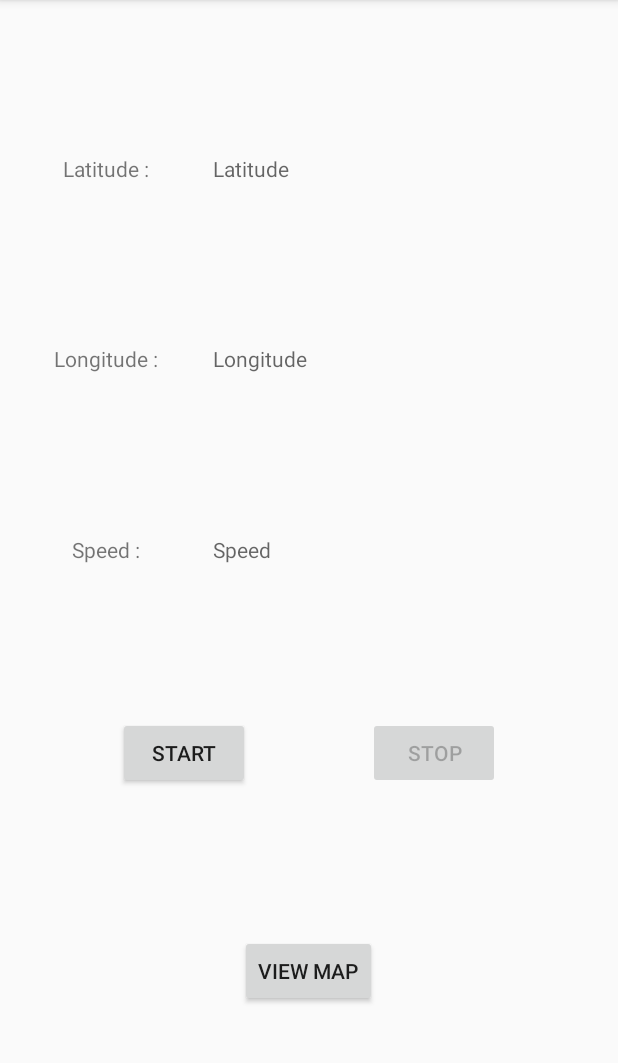
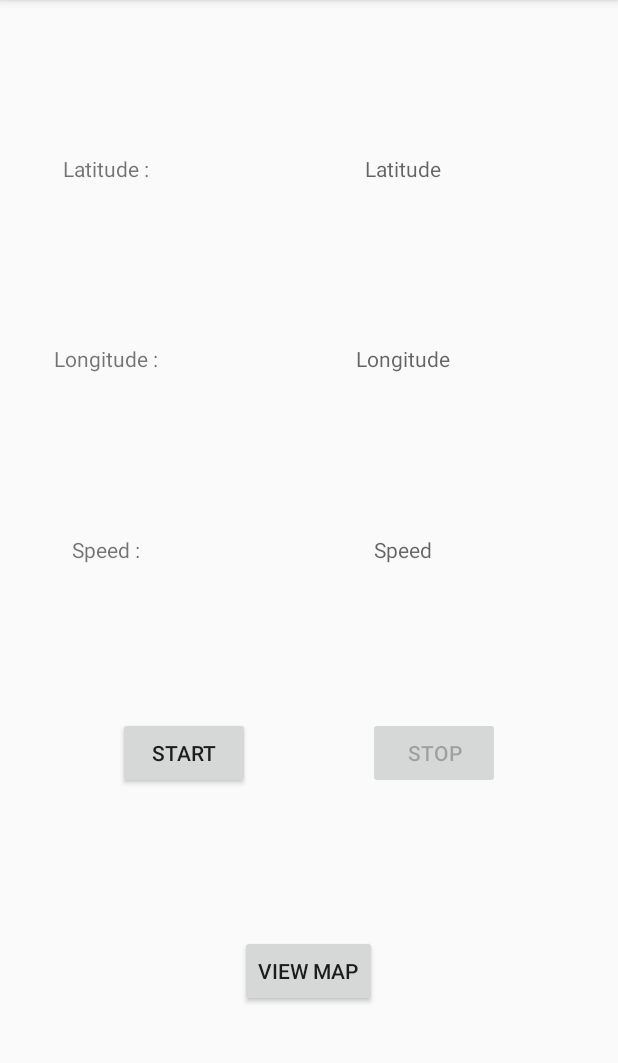
Before and after one commit to goyalritesh21/GPSLogger, an Android app: the screen it shows after launch (MainActivity), on a phone screen of 412 x 824 dp, the part 84-1147 px from its top. Run offline under Robolectric (Android 15) with nearby library versions, the phone set to English and light mode, and no system bars.

```diff
--- a/app/src/main/AndroidManifest.xml
+++ b/app/src/main/AndroidManifest.xml
@@ -41,7 +41,9 @@
                 android:name="android.support.PARENT_ACTIVITY"
                 android:value="com.example.gpslogger.MainActivity" />
         </activity>
-        <activity android:name=".MainActivity">
+        <activity android:name=".MainActivity"
+            android:configChanges="orientation"
+            android:screenOrientation="portrait">
             <intent-filter>
                 <action android:name="android.intent.action.MAIN" />
 
--- a/app/src/main/res/layout/activity_main.xml
+++ b/app/src/main/res/layout/activity_main.xml
@@ -14,7 +14,6 @@
         android:layout_marginEnd="16dp"
         android:gravity="center"
         android:hint="@string/text_lat"
-        android:textAlignment="viewStart"
         app:layout_constraintBaseline_toBaselineOf="@+id/lat_label"
         app:layout_constraintEnd_toEndOf="parent"
         app:layout_constraintHorizontal_bias="0.5"
@@ -28,7 +27,6 @@
         android:layout_marginEnd="16dp"
         android:gravity="center"
         android:hint="@string/text_speed"
-        android:textAlignment="viewStart"
         app:layout_constraintBaseline_toBaselineOf="@+id/speed_label"
         app:layout_constraintEnd_toEndOf="parent"
         app:layout_constraintHorizontal_bias="0.5"
@@ -42,7 +40,6 @@
         android:layout_marginEnd="16dp"
         android:gravity="center"
         android:hint="@string/text_long"
-        android:textAlignment="viewStart"
         app:layout_constraintBaseline_toBaselineOf="@+id/long_label"
         app:layout_constraintEnd_toEndOf="parent"
         app:layout_constraintHorizontal_bias="0.5"
```
